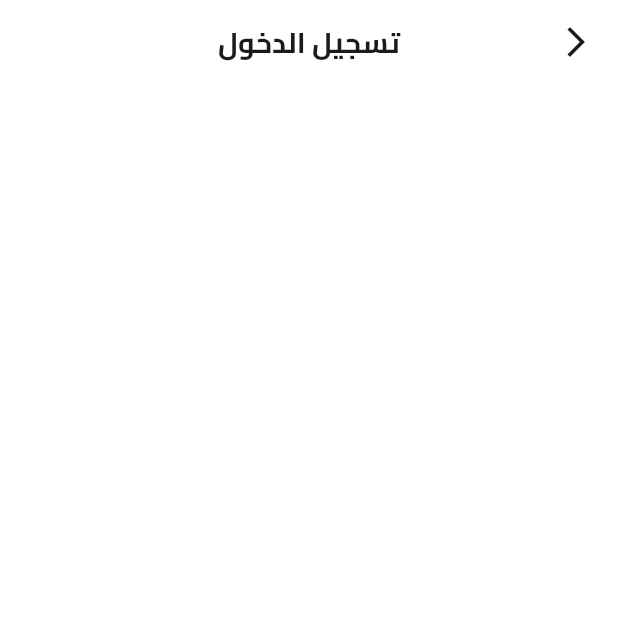
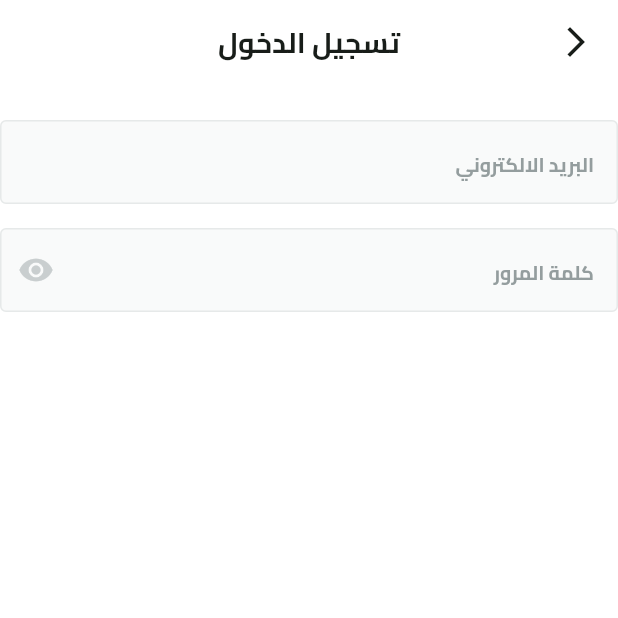
Before and after one commit to Mohamad-bsher-morjan/fruits_hub, a Flutter app: the screen it shows after launch, after a tap on "تخطي", on a phone screen of 412 x 824 dp, the top half of it. Run offline on Flutter 3.47's test engine with Material 3 defaults, Android fonts, the phone set to English and light mode, and no system bars; our stand-ins replace dots_indicator, shared_preferences; missing offline and left inert: svg_flutter.

Commit message:
add text form field

```diff
--- /dev/null
+++ b/lib/core/widgets/custom_text_field.dart
@@ -0,0 +1,49 @@
+import 'package:flutter/material.dart';
+import 'package:fruits_hub/core/utils/app_text_styles.dart';
+
+class CustomTextFormField extends StatelessWidget {
+  const CustomTextFormField({
+    super.key,
+    required this.hintText,
+    required this.textInputType,
+    this.suffixIcon,
+    this.onSaved,
+    this.obscureText = false,
+  });
+  final String hintText;
+  final TextInputType textInputType;
+  final Widget? suffixIcon;
+  final void Function(String?)? onSaved;
+  final bool obscureText;
+  @override
+  Widget build(BuildContext context) {
+    return TextFormField(
+      obscureText: obscureText,
+      onSaved: onSaved,
+      validator: (value) {
+        if (value == null || value.isEmpty) {
+          return 'هذا الحقل مطلوب';
+        }
+        return null;
+      },
+      keyboardType: textInputType,
+      decoration: InputDecoration(
+        suffixIcon: suffixIcon,
+        hintStyle: AppStyles.bold13.copyWith(color: const Color(0xFF949D9E)),
+        hintText: hintText,
+        filled: true,
+        fillColor: const Color(0xFFF9FAFA),
+        border: buildBorder(),
+        enabledBorder: buildBorder(),
+        focusedBorder: buildBorder(),
+      ),
+    );
+  }
+
+  OutlineInputBorder buildBorder() {
+    return OutlineInputBorder(
+      borderRadius: BorderRadius.circular(4),
+      borderSide: const BorderSide(width: 1, color: Color(0xFFE6E9E9)),
+    );
+  }
+}
--- a/lib/features/auth/presentation/views/widgets/login_view_body.dart
+++ b/lib/features/auth/presentation/views/widgets/login_view_body.dart
@@ -1,4 +1,5 @@
 import 'package:flutter/material.dart';
+import 'package:fruits_hub/core/widgets/custom_text_field.dart';
 
 class LoginViewBody extends StatelessWidget {
   const LoginViewBody({super.key});
@@ -8,7 +9,17 @@ class LoginViewBody extends StatelessWidget {
     return SingleChildScrollView(
       child: Column(
         children: [
-
+          SizedBox(height: 24),
+          CustomTextFormField(
+            hintText: 'البريد الالكتروني',
+            textInputType: TextInputType.emailAddress,
+          ),
+          SizedBox(height: 16),
+          CustomTextFormField(
+            suffixIcon: Icon(Icons.remove_red_eye,color: Color(0xffc9cecf),),
+            hintText: 'كلمة المرور',
+            textInputType: TextInputType.visiblePassword,
+          ),
         ],
       ),
     );
```
